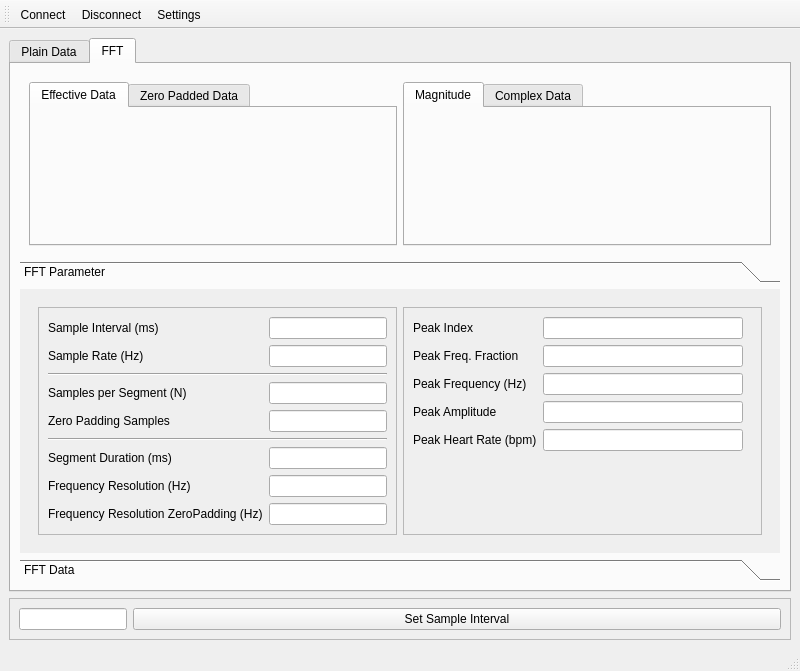
Above: ui/MainWindow.ui from UbiquitousComputingSS14/HeartRateMonitor before the change. Below: the same form after it.
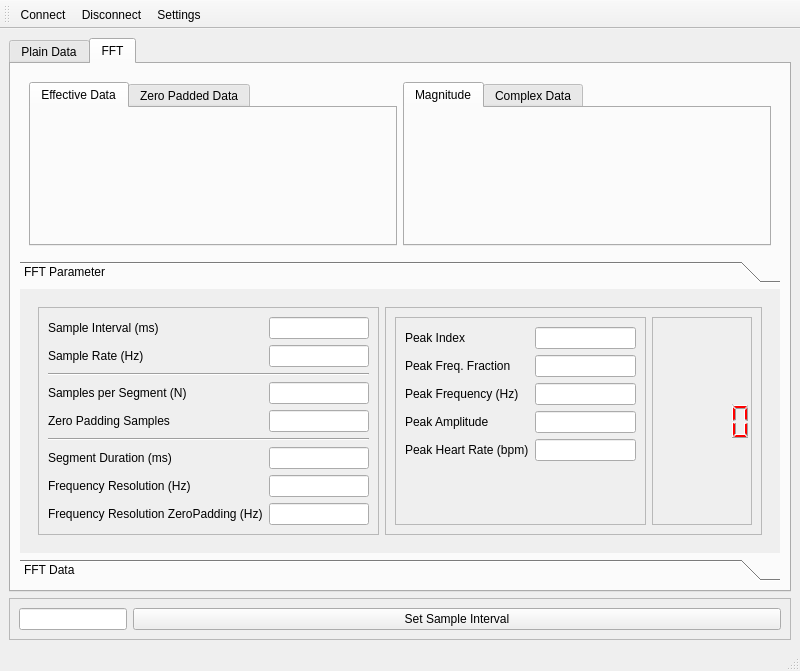
That is the form after the change. Icons and pictures are not drawn.

Commit message: Looks better. Fixed problem with filter/window function and zero padding.

```diff
--- a/ui/MainWindow.ui
+++ b/ui/MainWindow.ui
@@ -533,6 +533,15 @@
                 </widget>
                </item>
                <item>
+                <widget class="QFrame" name="frame_8">
+                 <property name="frameShape">
+                  <enum>QFrame::StyledPanel</enum>
+                 </property>
+                 <property name="frameShadow">
+                  <enum>QFrame::Raised</enum>
+                 </property>
+                 <layout class="QHBoxLayout" name="horizontalLayout_13">
+                  <item>
                 <widget class="QFrame" name="frame_6">
                  <property name="frameShape">
                   <enum>QFrame::StyledPanel</enum>
@@ -647,6 +656,60 @@
                     </property>
                     <property name="readOnly">
                      <bool>true</bool>
+                       </property>
+                      </widget>
+                     </item>
+                    </layout>
+                   </widget>
+                  </item>
+                  <item>
+                   <widget class="QLCDNumber" name="lcdNumber">
+                    <property name="sizePolicy">
+                     <sizepolicy hsizetype="Expanding" vsizetype="Expanding">
+                      <horstretch>0</horstretch>
+                      <verstretch>0</verstretch>
+                     </sizepolicy>
+                    </property>
+                    <property name="minimumSize">
+                     <size>
+                      <width>100</width>
+                      <height>100</height>
+                     </size>
+                    </property>
+                    <property name="font">
+                     <font>
+                      <pointsize>25</pointsize>
+                     </font>
+                    </property>
+                    <property name="layoutDirection">
+                     <enum>Qt::LeftToRight</enum>
+                    </property>
+                    <property name="autoFillBackground">
+                     <bool>false</bool>
+                    </property>
+                    <property name="styleSheet">
+                     <string notr="true">color: rgb(255, 0, 0)</string>
+                    </property>
+                    <property name="frameShape">
+                     <enum>QFrame::StyledPanel</enum>
+                    </property>
+                    <property name="lineWidth">
+                     <number>1</number>
+                    </property>
+                    <property name="midLineWidth">
+                     <number>0</number>
+                    </property>
+                    <property name="smallDecimalPoint">
+                     <bool>false</bool>
+                    </property>
+                    <property name="numDigits">
+                     <number>5</number>
+                    </property>
+                    <property name="digitCount">
+                     <number>5</number>
+                    </property>
+                    <property name="segmentStyle">
+                     <enum>QLCDNumber::Filled</enum>
                     </property>
                    </widget>
                   </item>
```
Lines whose indentation alone changed are shown as unchanged. The commit also changes 4 other files.
